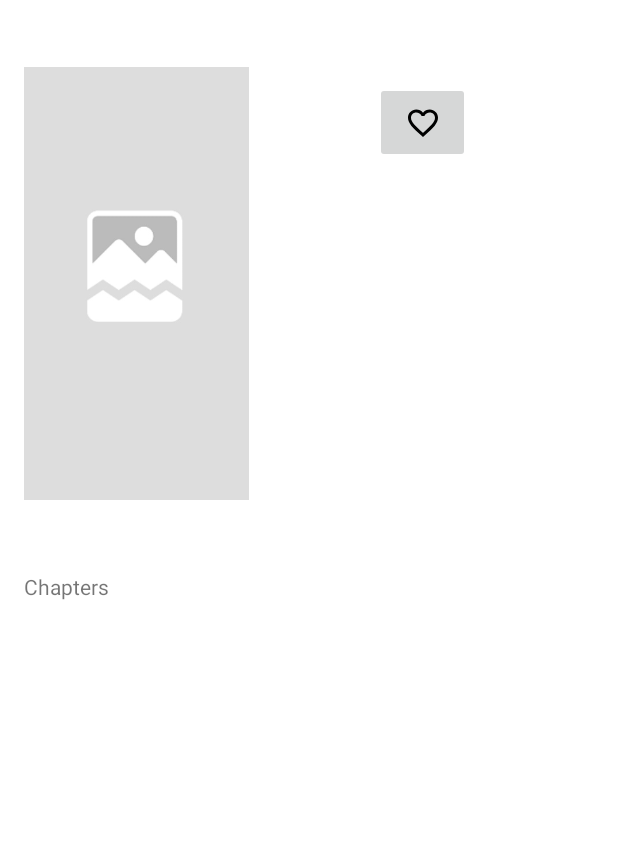
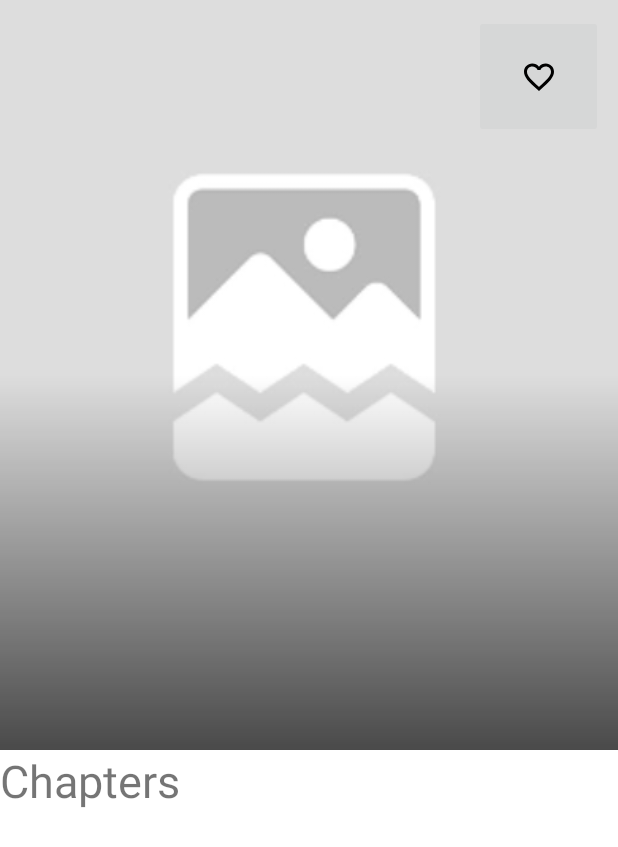
Before and after one commit to vk1cd314/Tsundoku, an Android app: the MangaDetailActivity screen opened directly, with no data from a screen before it, on a phone screen of 412 x 824 dp. Shown: the top 847 px of the screen. Run offline under Robolectric (Android 15) with nearby library versions, the phone set to English and light mode, and no system bars; network calls fail; pictures from the network do not load; 7 statements that could not run were skipped.

Commit message:
detailActivity overhaull

```diff
--- a/app/src/main/java/com/tsunderead/tsundoku/main/Library.kt
+++ b/app/src/main/java/com/tsunderead/tsundoku/main/Library.kt
@@ -47,7 +47,16 @@ class Library : Fragment() {
 
     override fun onViewCreated(view: View, savedInstanceState: Bundle?) {
         super.onViewCreated(view, savedInstanceState)
-
+        fragmentLibraryBinding?.libraryToolbar?.inflateMenu(R.menu.library_toolbar_menu)
+        fragmentLibraryBinding?.libraryToolbar?.title = "Library"
+        fragmentLibraryBinding?.libraryToolbar?.setOnMenuItemClickListener {
+            when(it.itemId){
+                R.id.library_search -> {
+                    true
+                }
+                else -> false
+            }
+        }
         dataInit()
     }
 
@@ -81,15 +90,6 @@ class Library : Fragment() {
         adapter = CardCellAdapter(mangaList)
         recyclerView.adapter = adapter
 
-        fragmentLibraryBinding?.libraryToolbar?.inflateMenu(R.menu.library_toolbar_menu)
-        fragmentLibraryBinding?.libraryToolbar?.title = "Library"
-        fragmentLibraryBinding?.libraryToolbar?.setOnMenuItemClickListener {
-            when(it.itemId){
-                R.id.library_search -> {
-                    true
-                }
-                else -> false
-            }
-        }
+
     }
 }
--- a/app/src/main/java/com/tsunderead/tsundoku/manga_detail/MangaDetailActivity.kt
+++ b/app/src/main/java/com/tsunderead/tsundoku/manga_detail/MangaDetailActivity.kt
@@ -18,16 +18,18 @@ import com.tsunderead.tsundoku.api.MangaChapterList
 import com.tsunderead.tsundoku.api.NetworkCaller
 import com.tsunderead.tsundoku.chapter.Chapter
 import com.tsunderead.tsundoku.chapter.ChapterAdapter
+import com.tsunderead.tsundoku.databinding.ActivityMangaDetailBinding
 import com.tsunderead.tsundoku.manga_card_cell.Manga
 import com.tsunderead.tsundoku.offlinedb.LibraryDBHelper
 import org.json.JSONObject
 
 class MangaDetailActivity : AppCompatActivity(), NetworkCaller<JSONObject>{
     private lateinit var libraryDBHandler : LibraryDBHelper
-
+    private lateinit var binding: ActivityMangaDetailBinding
     override fun onCreate(savedInstanceState: Bundle?) {
         super.onCreate(savedInstanceState)
-        setContentView(R.layout.activity_manga_detail)
+        binding = ActivityMangaDetailBinding.inflate(layoutInflater)
+        setContentView(binding.root)
         val cover = intent.getStringExtra("Cover")
         val author = intent.getStringExtra("Author")
         val title = intent.getStringExtra("Title")
@@ -36,7 +38,8 @@ class MangaDetailActivity : AppCompatActivity(), NetworkCaller<JSONObject>{
         println("Author is $author")
         val authorId = findViewById<TextView>(R.id.author)
         val titleId = findViewById<TextView>(R.id.title)
-        val coverId = findViewById<ImageView>(R.id.mangacover)
+        val coverId = binding.mangacover
+        val cov = binding.mangaDetailAppbar.background
         authorId.text = author
         titleId.text = title
         val mangaId = intent.getStringExtra("MangaID")
--- /dev/null
+++ b/app/src/main/res/drawable/detailgradient.xml
@@ -0,0 +1,11 @@
+<shape xmlns:android="http://schemas.android.com/apk/res/android"
+    android:shape="rectangle" >
+
+    <gradient
+        android:angle="90"
+        android:endColor="#00ffffff"
+        android:startColor="#aa000000"
+        android:centerColor="#00ffffff" />
+
+    <corners android:radius="0dp" />
+</shape>
--- a/app/src/main/res/layout/activity_manga_detail.xml
+++ b/app/src/main/res/layout/activity_manga_detail.xml
@@ -1,5 +1,5 @@
 <?xml version="1.0" encoding="utf-8"?>
-<androidx.constraintlayout.widget.ConstraintLayout xmlns:android="http://schemas.android.com/apk/res/android"
+<androidx.coordinatorlayout.widget.CoordinatorLayout xmlns:android="http://schemas.android.com/apk/res/android"
     xmlns:app="http://schemas.android.com/apk/res-auto"
     xmlns:tools="http://schemas.android.com/tools"
     android:layout_width="match_parent"
@@ -7,87 +7,95 @@
     android:alpha="22"
     tools:context=".manga_detail.MangaDetailActivity">
 
+    <com.google.android.material.appbar.AppBarLayout
+        android:id="@+id/mangaDetailAppbar"
+        android:layout_width="match_parent"
+        android:layout_height="500dp"
+        android:fitsSystemWindows="true"
+        >
+        <com.google.android.material.appbar.CollapsingToolbarLayout
+            android:layout_width="match_parent"
+            android:layout_height="match_parent"
+            android:fitsSystemWindows="true"
+            app:layout_scrollFlags="scroll|snap|exitUntilCollapsed">
             <ImageView
                 android:id="@+id/mangacover"
-        android:layout_width="150dp"
-        android:layout_height="wrap_content"
-        android:adjustViewBounds="true"
-        android:contentDescription="Cover"
-        android:src="@drawable/samplecover1"
-        app:layout_constraintBottom_toBottomOf="parent"
-        app:layout_constraintEnd_toEndOf="parent"
-        app:layout_constraintHorizontal_bias="0.061"
-        app:layout_constraintStart_toStartOf="parent"
-        app:layout_constraintTop_toTopOf="parent"
-        app:layout_constraintVertical_bias="0.084" />
+                android:layout_width="match_parent"
+                android:layout_height="match_parent"
+                android:scaleType="centerCrop"
+                />
+            <ImageView
+                android:layout_width="match_parent"
+                android:layout_height="match_parent"
+                android:src="@drawable/detailgradient">
+
+            </ImageView>
+            <androidx.constraintlayout.widget.ConstraintLayout
+                android:layout_width="match_parent"
+                android:layout_height="match_parent"
+                android:padding="10dp">
 
                 <TextView
                     android:id="@+id/title"
                     android:layout_width="0dp"
                     android:layout_height="wrap_content"
-        android:layout_margin="10dp"
-        android:gravity="center"
                     android:lines="2"
-        android:text="Lorem Ipsum"
-        android:textSize="36sp"
-        android:textStyle="bold"
-        app:layout_constraintBottom_toBottomOf="parent"
-        app:layout_constraintEnd_toEndOf="parent"
-        app:layout_constraintHorizontal_bias="0.483"
-        app:layout_constraintStart_toEndOf="@+id/mangacover"
-        app:layout_constraintTop_toTopOf="parent"
-        app:layout_constraintVertical_bias="0.184" />
+                    android:text="TITLE"
+                    android:textSize="36dp"
+                    app:layout_constraintEnd_toStartOf="@+id/addToLibrary"
+                    app:layout_constraintStart_toStartOf="parent"
+                    app:layout_constraintTop_toTopOf="parent" />
 
                 <TextView
                     android:id="@+id/author"
-        android:layout_width="wrap_content"
+                    android:layout_width="0dp"
                     android:layout_height="wrap_content"
-        android:layout_marginStart="87dp"
-        android:layout_marginTop="24dp"
-        android:lines="2"
+                    android:layout_marginStart="8dp"
+                    android:layout_marginTop="32dp"
+                    android:lines="1"
                     android:text="Author"
                     android:textSize="20sp"
+                    app:layout_constraintStart_toStartOf="parent"
+                    app:layout_constraintTop_toBottomOf="@+id/title" />
+
+                <ImageButton
+                    android:id="@+id/addToLibrary"
+                    android:layout_width="86dp"
+                    android:layout_height="82dp"
+                    app:layout_constraintEnd_toEndOf="parent"
+                    app:layout_constraintTop_toTopOf="parent"
+                    app:srcCompat="@drawable/ic_baseline_favorite_border_24"
+                    android:contentDescription="TODO" />
+            </androidx.constraintlayout.widget.ConstraintLayout>
+        </com.google.android.material.appbar.CollapsingToolbarLayout>
+    </com.google.android.material.appbar.AppBarLayout>
+
+    <androidx.core.widget.NestedScrollView
+        android:layout_width="match_parent"
+        android:layout_height="match_parent"
+        app:layout_behavior="com.google.android.material.appbar.AppBarLayout$ScrollingViewBehavior">
+
+        <androidx.constraintlayout.widget.ConstraintLayout
+            android:layout_width="match_parent"
+            android:layout_height="match_parent">
+            <TextView
+                android:id="@+id/text_view3"
+                android:layout_height="wrap_content"
+                android:layout_width="match_parent"
+                android:text="Chapters"
+                app:layout_constraintTop_toTopOf="parent"
                 app:layout_constraintBottom_toTopOf="@+id/chapterRecyclerView"
-        app:layout_constraintHorizontal_bias="0.0"
-        app:layout_constraintStart_toEndOf="@+id/mangacover"
-        app:layout_constraintTop_toBottomOf="@+id/title"
-        app:layout_constraintVertical_bias="0.271" />
-
-    <TextView
-        android:id="@+id/textView3"
-        android:layout_width="wrap_content"
-        android:layout_height="wrap_content"
-        android:layout_marginTop="25dp"
-        android:text="Chapters"
-        app:layout_constraintBottom_toBottomOf="parent"
-        app:layout_constraintEnd_toEndOf="parent"
-        app:layout_constraintHorizontal_bias="0.045"
-        app:layout_constraintStart_toStartOf="parent"
-        app:layout_constraintTop_toBottomOf="@+id/mangacover"
-        app:layout_constraintVertical_bias="0.051" />
-
+                android:textSize="30sp"/>
             <androidx.recyclerview.widget.RecyclerView
                 android:id="@+id/chapterRecyclerView"
-        android:layout_width="409dp"
-        android:layout_height="407dp"
+                android:layout_height="match_parent"
+                android:layout_width="match_parent"
+                app:layout_constraintTop_toBottomOf="@+id/text_view3"
                 app:layout_constraintBottom_toBottomOf="parent"
                 app:layout_constraintEnd_toEndOf="parent"
                 app:layout_constraintStart_toStartOf="parent"
-        app:layout_constraintTop_toBottomOf="@+id/textView3" />
+                android:padding="5dp"/>
+        </androidx.constraintlayout.widget.ConstraintLayout>
+    </androidx.core.widget.NestedScrollView>
 
-    <ImageButton
-        android:id="@+id/addToLibrary"
-        android:layout_width="63dp"
-        android:layout_height="54dp"
-        android:layout_marginStart="84dp"
-        android:alpha="1"
-        app:layout_constraintBottom_toTopOf="@+id/title"
-        app:layout_constraintEnd_toEndOf="parent"
-        app:layout_constraintHorizontal_bias="0.0"
-        app:layout_constraintStart_toEndOf="@+id/mangacover"
-        app:layout_constraintTop_toTopOf="parent"
-        app:layout_constraintVertical_bias="0.628"
-        app:srcCompat="@drawable/ic_baseline_favorite_border_24"
-        tools:ignore="SpeakableTextPresentCheck" />
-
-</androidx.constraintlayout.widget.ConstraintLayout>
+</androidx.coordinatorlayout.widget.CoordinatorLayout>
```
Lines whose indentation alone changed are shown as unchanged.
